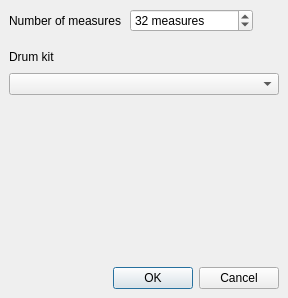
The window that src/GUI/newScoreDialog.ui (wachin/DrumBurp) describes before a commit, drawn with Qt 5.
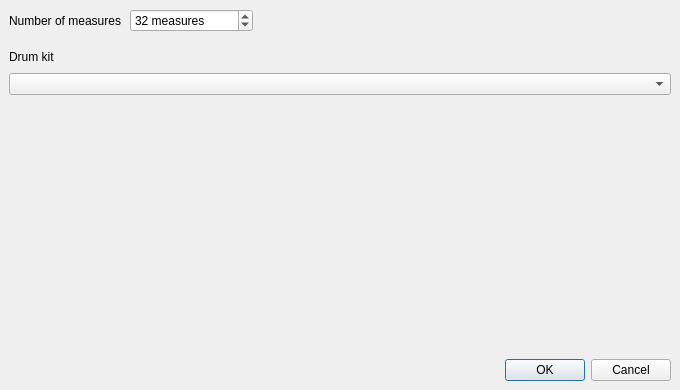
The same window after the commit. Custom widgets are drawn as their Qt base class.

Commit message: feat(ui): add bilingual beat names and resize new score dialog

What changed in the file:
```diff
--- a/src/GUI/newScoreDialog.ui
+++ b/src/GUI/newScoreDialog.ui
@@ -6,10 +6,16 @@
    <rect>
     <x>0</x>
     <y>0</y>
-    <width>288</width>
-    <height>298</height>
+    <width>680</width>
+    <height>390</height>
    </rect>
   </property>
+  <property name="minimumSize">
+   <size>
+    <width>620</width>
+    <height>360</height>
+   </size>
+  </property>
   <property name="contextMenuPolicy">
    <enum>Qt::NoContextMenu</enum>
   </property>
```
The commit also changes 12 other files.
